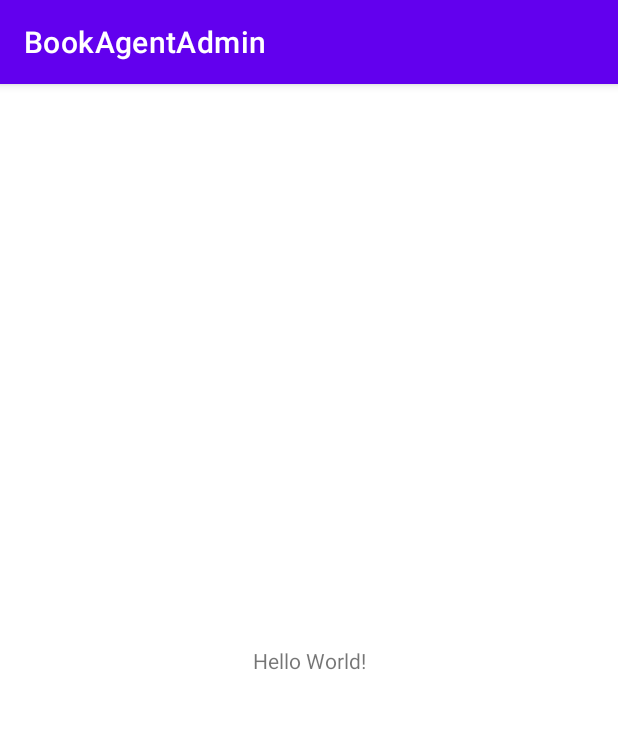
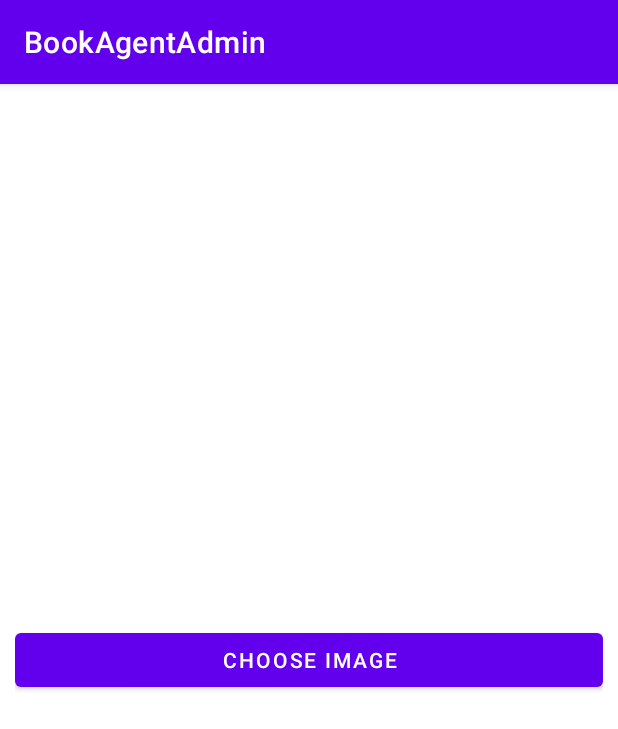
Before and after one commit to sohel902833/BookAgentAdmin, an Android app: the screen it shows after launch (MainActivity), on a phone screen of 412 x 824 dp. Shown: the top 729 px of the screen. Run offline under Robolectric (Android 15) with nearby library versions, the phone set to English and light mode, and no system bars; our stand-ins replace Firebase (no records; nobody signed in at launch, a user with empty details on screens opened directly).

Commit message:
First Message

```diff
--- a/app/build.gradle
+++ b/app/build.gradle
@@ -1,5 +1,6 @@
 plugins {
     id 'com.android.application'
+    id 'com.google.gms.google-services'
 }
 
 android {
@@ -33,6 +34,9 @@ dependencies {
     implementation 'androidx.appcompat:appcompat:1.2.0'
     implementation 'com.google.android.material:material:1.3.0'
     implementation 'androidx.constraintlayout:constraintlayout:2.0.4'
+    implementation 'com.google.firebase:firebase-auth:20.0.3'
+    implementation 'com.google.firebase:firebase-database:19.7.0'
+    implementation 'com.google.firebase:firebase-storage:19.2.2'
     testImplementation 'junit:junit:4.+'
     androidTestImplementation 'androidx.test.ext:junit:1.1.2'
     androidTestImplementation 'androidx.test.espresso:espresso-core:3.3.0'
--- a/app/src/main/java/com/sohel/bookagentadmin/MainActivity.java
+++ b/app/src/main/java/com/sohel/bookagentadmin/MainActivity.java
@@ -1,14 +1,83 @@
 package com.sohel.bookagentadmin;
-
+import androidx.annotation.Nullable;
 import androidx.appcompat.app.AppCompatActivity;
 
+import android.app.ProgressDialog;
+import android.content.Intent;
+import android.media.Image;
+import android.net.Uri;
 import android.os.Bundle;
+import android.view.View;
+import android.widget.Button;
+import android.widget.TextView;
+import android.widget.Toast;
+
+import com.google.android.gms.common.internal.Constants;
+import com.google.firebase.database.FirebaseDatabase;
+
+import java.util.ArrayList;
 
 public class MainActivity extends AppCompatActivity {
+    public static final int PICK_IMAGE=100;
+
+    private Button chooseImageButton;
+   private Uri ImageUri;
+    ArrayList imageList = new ArrayList();
+    private int upload_count = 0;
+    private ProgressDialog progressDialog;
+    ArrayList urlStrings;
+    private TextView alertTextview;
 
     @Override
     protected void onCreate(Bundle savedInstanceState) {
         super.onCreate(savedInstanceState);
         setContentView(R.layout.activity_main);
+
+
+        chooseImageButton=findViewById(R.id.choose_ImageButton);
+        chooseImageButton.setOnClickListener(new View.OnClickListener() {
+            @Override
+            public void onClick(View v) {
+                Intent intent = new Intent(Intent.ACTION_GET_CONTENT);
+                intent.setType("image/*");
+                intent.putExtra(Intent.EXTRA_ALLOW_MULTIPLE, true);
+                startActivityForResult(intent, PICK_IMAGE);
+            }
+        });
+
+
+
+
     }
+
+
+
+    @Override
+    protected void onActivityResult(int requestCode, int resultCode, @Nullable Intent data) {
+        super.onActivityResult(requestCode, resultCode, data);
+
+        if (requestCode == PICK_IMAGE) {
+            if (resultCode == RESULT_OK) {
+                if (data.getClipData() != null) {
+                    int countClipData = data.getClipData().getItemCount();
+                    int currentImageSlect = 0;
+                    while (currentImageSlect < countClipData) {
+
+                        ImageUri = data.getClipData().getItemAt(currentImageSlect).getUri();
+                        imageList.add(ImageUri);
+                        currentImageSlect = currentImageSlect + 1;
+                    }
+                    uploadIntoFirebase(imageList);
+                } else {
+                    Toast.makeText(this, "Please Select Multiple Images", Toast.LENGTH_SHORT).show();
+                }
+
+            }
+        }
+    }
+
+    private void uploadIntoFirebase(ArrayList imageList) {
+    }
+
+
 }
--- a/app/src/main/res/layout/activity_main.xml
+++ b/app/src/main/res/layout/activity_main.xml
@@ -1,18 +1,19 @@
 <?xml version="1.0" encoding="utf-8"?>
-<androidx.constraintlayout.widget.ConstraintLayout xmlns:android="http://schemas.android.com/apk/res/android"
+<RelativeLayout xmlns:android="http://schemas.android.com/apk/res/android"
     xmlns:app="http://schemas.android.com/apk/res-auto"
     xmlns:tools="http://schemas.android.com/tools"
     android:layout_width="match_parent"
+    android:padding="10dp"
     android:layout_height="match_parent"
     tools:context=".MainActivity">
 
-    <TextView
-        android:layout_width="wrap_content"
+    <Button
+        android:layout_width="match_parent"
         android:layout_height="wrap_content"
-        android:text="Hello World!"
-        app:layout_constraintBottom_toBottomOf="parent"
-        app:layout_constraintLeft_toLeftOf="parent"
-        app:layout_constraintRight_toRightOf="parent"
-        app:layout_constraintTop_toTopOf="parent" />
+        android:layout_centerInParent="true"
+        android:text="Choose Image"
+        android:id="@+id/choose_ImageButton"
+        />
 
-</androidx.constraintlayout.widget.ConstraintLayout>
+
+</RelativeLayout>
--- a/build.gradle
+++ b/build.gradle
@@ -6,6 +6,7 @@ buildscript {
     }
     dependencies {
         classpath "com.android.tools.build:gradle:4.1.1"
+        classpath 'com.google.gms:google-services:4.3.5'
 
         // NOTE: Do not place your application dependencies here; they belong
         // in the individual module build.gradle files
```
Also changed, not shown: 1 other file.
